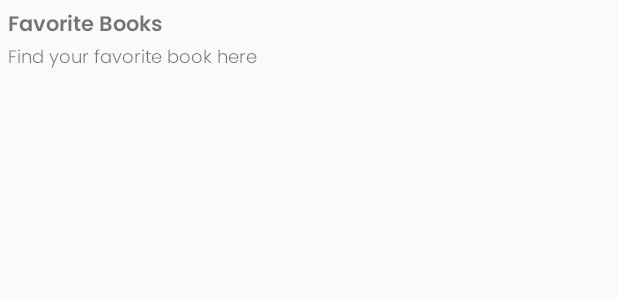
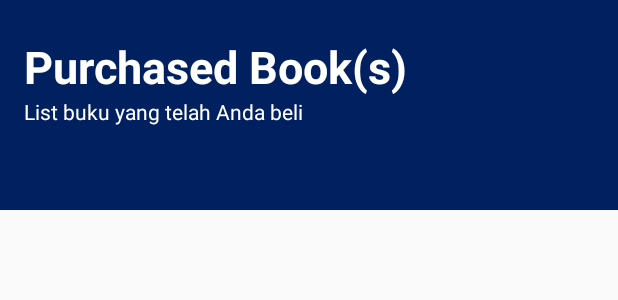
Before and after one commit to anandadwi45/TokoBukuBuka, an Android app: the layout fragment_purchased.xml on its own in the app's theme, with its tools: preview values and no code run, on a phone screen of 412 x 824 dp. Shown: the top 300 px of the screen. Run offline under Robolectric (Android 15) with nearby library versions, the phone set to English and light mode, and no system bars; network calls fail.

Commit message:
List Buku2

```diff
--- a/app/src/main/java/com/adp/tokobukubuka/PurchasedFragment.java
+++ b/app/src/main/java/com/adp/tokobukubuka/PurchasedFragment.java
@@ -106,10 +106,11 @@ public class PurchasedFragment extends Fragment {
 
         sharedpreferences = getContext().getSharedPreferences(LoginActivity.my_shared_preferences, Context.MODE_PRIVATE);
 
-        id_member = getActivity().getIntent().getStringExtra(TAG_ID);
+//        id_member = getActivity().getIntent().getStringExtra(TAG_ID);
         username = getActivity().getIntent().getStringExtra(TAG_USERNAME);
 
-        String url = Server.URL+"getdatabuku.php";
+        id_member = sharedpreferences.getString("id_member", "null");
+        String url = Server.URL+"getdatabuku.php?id_member="+id_member;
 
         buku = (RecyclerView) view.findViewById(R.id.rv_list_buku);
         buku.setLayoutManager(new LinearLayoutManager(getActivity().getApplicationContext()));
--- a/app/src/main/res/layout/fragment_purchased.xml
+++ b/app/src/main/res/layout/fragment_purchased.xml
@@ -8,41 +8,58 @@
     tools:context=".PurchasedFragment"
     style="@style/AppTheme.NoActionBar">
 
-    <LinearLayout
-        android:id="@+id/linearLayout"
+
+    <android.support.v7.widget.CardView
+        android:id="@+id/cardView"
         android:layout_width="match_parent"
-        android:layout_height="55dp"
-        android:orientation="vertical"
+        android:layout_height="140dp"
+        app:cardBackgroundColor="@color/colorPrimary"
+        app:cardCornerRadius="0dp"
+        app:cardElevation="0dp"
         app:layout_constraintEnd_toEndOf="parent"
         app:layout_constraintStart_toStartOf="parent"
         app:layout_constraintTop_toTopOf="parent">
 
-        <TextView
-            android:id="@+id/textView8"
+        <android.support.constraint.ConstraintLayout
             android:layout_width="match_parent"
-            android:layout_height="wrap_content"
-            android:layout_marginLeft="5dp"
-            android:layout_marginTop="5dp"
-            android:fontFamily="@font/poppins_semibold"
-            android:text="Favorite Books"
-            android:textSize="14sp" />
+            android:layout_height="match_parent">
 
-        <TextView
-            android:id="@+id/textView9"
-            android:layout_width="match_parent"
-            android:layout_height="wrap_content"
-            android:layout_marginLeft="5dp"
-            android:fontFamily="@font/poppins_light"
-            android:text="Find your favorite book here"
-            android:textSize="12sp" />
-    </LinearLayout>
+            <TextView
+                android:id="@+id/textView3"
+                android:layout_width="match_parent"
+                android:layout_height="wrap_content"
+                android:layout_marginStart="16dp"
+                android:layout_marginTop="24dp"
+                android:text="Purchased Book(s)"
+                android:textColor="@color/colorPrimaryText"
+                android:textSize="30sp"
+                android:textStyle="bold"
+                app:layout_constraintEnd_toEndOf="parent"
+                app:layout_constraintStart_toStartOf="parent"
+                app:layout_constraintTop_toTopOf="parent" />
+
+            <TextView
+                android:id="@+id/textView4"
+                android:layout_width="match_parent"
+                android:layout_height="wrap_content"
+                android:layout_marginStart="16dp"
+                android:text="List buku yang telah Anda beli"
+                android:textColor="@color/colorPrimaryText"
+                app:layout_constraintEnd_toEndOf="parent"
+                app:layout_constraintStart_toStartOf="parent"
+                app:layout_constraintTop_toBottomOf="@id/textView3" />
+        </android.support.constraint.ConstraintLayout>
+    </android.support.v7.widget.CardView>
 
     <LinearLayout
         android:id="@+id/linearLayout2"
         android:layout_width="match_parent"
         android:layout_height="wrap_content"
+        android:layout_marginTop="8dp"
         android:orientation="vertical"
-        app:layout_constraintTop_toBottomOf="@+id/linearLayout">
+        app:layout_constraintEnd_toEndOf="parent"
+        app:layout_constraintStart_toStartOf="parent"
+        app:layout_constraintTop_toBottomOf="@+id/cardView">
 
         <android.support.v7.widget.RecyclerView
             android:id="@+id/rv_list_buku"
```
